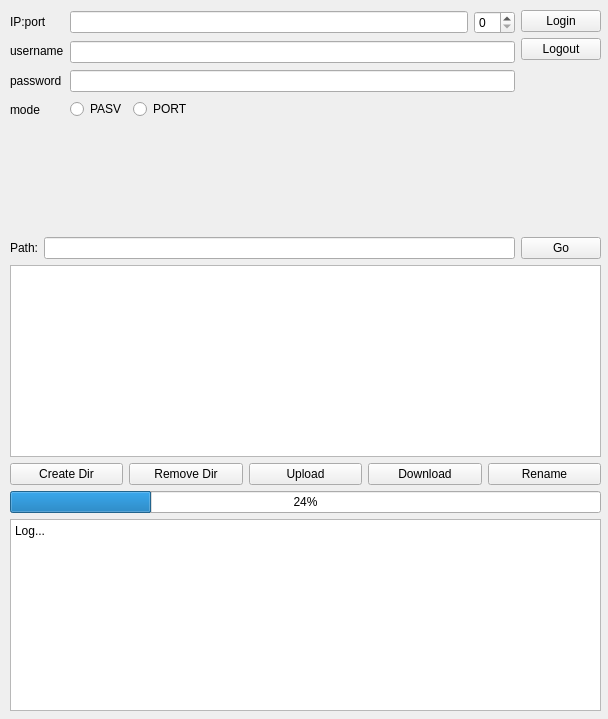
Qt form tcp/client/form.ui (Kurzheck/FTP_project) before a commit.
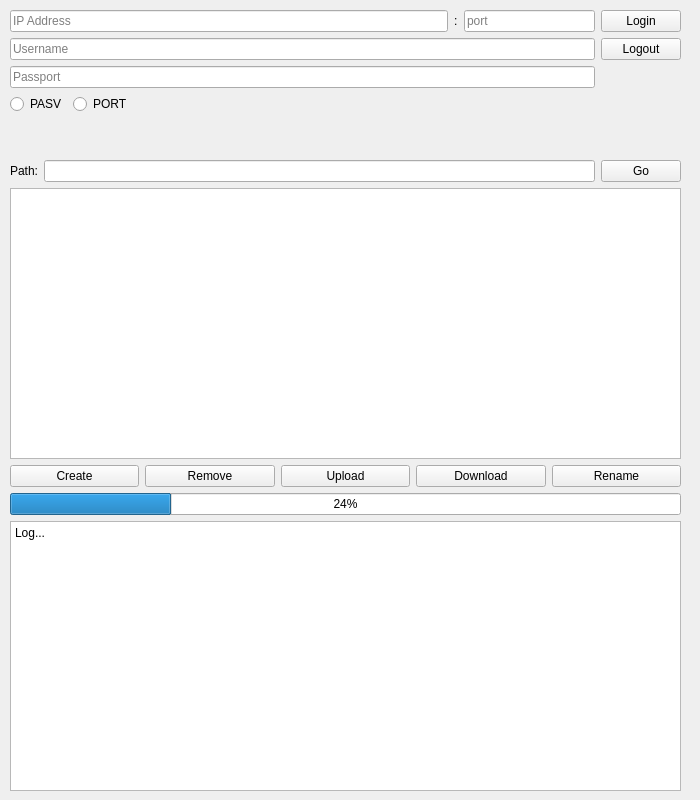
The same form after that commit.

Commit message: modify ui, add init functions

Patch:
```diff
--- a/tcp/client/form.ui
+++ b/tcp/client/form.ui
@@ -6,10 +6,16 @@
    <rect>
     <x>0</x>
     <y>0</y>
-    <width>608</width>
-    <height>719</height>
+    <width>700</width>
+    <height>800</height>
    </rect>
   </property>
+  <property name="sizePolicy">
+   <sizepolicy hsizetype="Fixed" vsizetype="Fixed">
+    <horstretch>0</horstretch>
+    <verstretch>0</verstretch>
+   </sizepolicy>
+  </property>
   <property name="windowTitle">
    <string>ClientWindow</string>
   </property>
@@ -18,62 +24,74 @@
     <rect>
      <x>10</x>
      <y>10</y>
-     <width>591</width>
-     <height>701</height>
+     <width>671</width>
+     <height>781</height>
     </rect>
    </property>
-   <layout class="QVBoxLayout" name="verticalLayout" stretch="0,0,0,0,0,0,0">
+   <layout class="QVBoxLayout" name="verticalLayout" stretch="0,0,0,4,0,0,4">
+    <property name="sizeConstraint">
+     <enum>QLayout::SetDefaultConstraint</enum>
+    </property>
     <item>
      <layout class="QHBoxLayout" name="horizontalLayout">
-      <item>
-       <layout class="QVBoxLayout" name="verticalLayout_4">
-        <item>
-         <widget class="QLabel" name="label_IPport">
-          <property name="text">
-           <string>IP:port</string>
-          </property>
-         </widget>
-        </item>
-        <item>
-         <widget class="QLabel" name="label_username">
-          <property name="text">
-           <string>username</string>
-          </property>
-         </widget>
-        </item>
-        <item>
-         <widget class="QLabel" name="label_password">
-          <property name="text">
-           <string>password</string>
-          </property>
-         </widget>
-        </item>
-        <item>
-         <widget class="QLabel" name="label_mode">
-          <property name="text">
-           <string>mode</string>
-          </property>
-         </widget>
-        </item>
-       </layout>
-      </item>
       <item>
        <layout class="QVBoxLayout" name="verticalLayout_2">
         <item>
          <layout class="QHBoxLayout" name="horizontalLayout_5">
           <item>
-           <widget class="QLineEdit" name="lineEdit_IP"/>
+           <widget class="QLineEdit" name="lineEdit_IP">
+            <property name="placeholderText">
+             <string>IP Address</string>
+            </property>
+           </widget>
           </item>
           <item>
-           <widget class="QSpinBox" name="spinBox_port"/>
+           <widget class="QLabel" name="label">
+            <property name="text">
+             <string>:</string>
+            </property>
+           </widget>
+          </item>
+          <item>
+           <widget class="QLineEdit" name="lineEdit_port">
+            <property name="sizePolicy">
+             <sizepolicy hsizetype="Fixed" vsizetype="Fixed">
+              <horstretch>0</horstretch>
+              <verstretch>0</verstretch>
+             </sizepolicy>
+            </property>
+            <property name="minimumSize">
+             <size>
+              <width>131</width>
+              <height>19</height>
+             </size>
+            </property>
+            <property name="styleSheet">
+             <string notr="true"/>
+            </property>
+            <property name="maxLength">
+             <number>32774</number>
+            </property>
+            <property name="placeholderText">
+             <string>port</string>
+            </property>
+           </widget>
           </item>
          </layout>
         </item>
         <item>
-         <widget class="QLineEdit" name="lineEdit_username"/>
+         <widget class="QLineEdit" name="lineEdit_username">
+          <property name="placeholderText">
+           <string>Username</string>
+          </property>
+         </widget>
         </item>
         <item>
-         <widget class="QLineEdit" name="lineEdit_password"/>
+         <widget class="QLineEdit" name="lineEdit_password">
+          <property name="placeholderText">
+           <string>Passport</string>
+          </property>
+         </widget>
         </item>
         <item>
          <layout class="QHBoxLayout" name="horizontalLayout_4">
@@ -111,7 +129,10 @@
       <item>
        <layout class="QVBoxLayout" name="verticalLayout_3">
         <item>
-         <widget class="QPushButton" name="pushButton_Login">
+         <widget class="QPushButton" name="pushButton_login">
+          <property name="enabled">
+           <bool>true</bool>
+          </property>
           <property name="text">
            <string>Login</string>
           </property>
@@ -183,14 +204,14 @@
       <item>
        <widget class="QPushButton" name="pushButton_mkdir">
         <property name="text">
-         <string>Create Dir</string>
+         <string>Create</string>
         </property>
        </widget>
       </item>
       <item>
        <widget class="QPushButton" name="pushButton_rm">
         <property name="text">
-         <string>Remove Dir</string>
+         <string>Remove</string>
         </property>
        </widget>
       </item>
```
Left out of the diff: 8 changed lines with no effect on the pictures. The commit also changes 1 other file.
